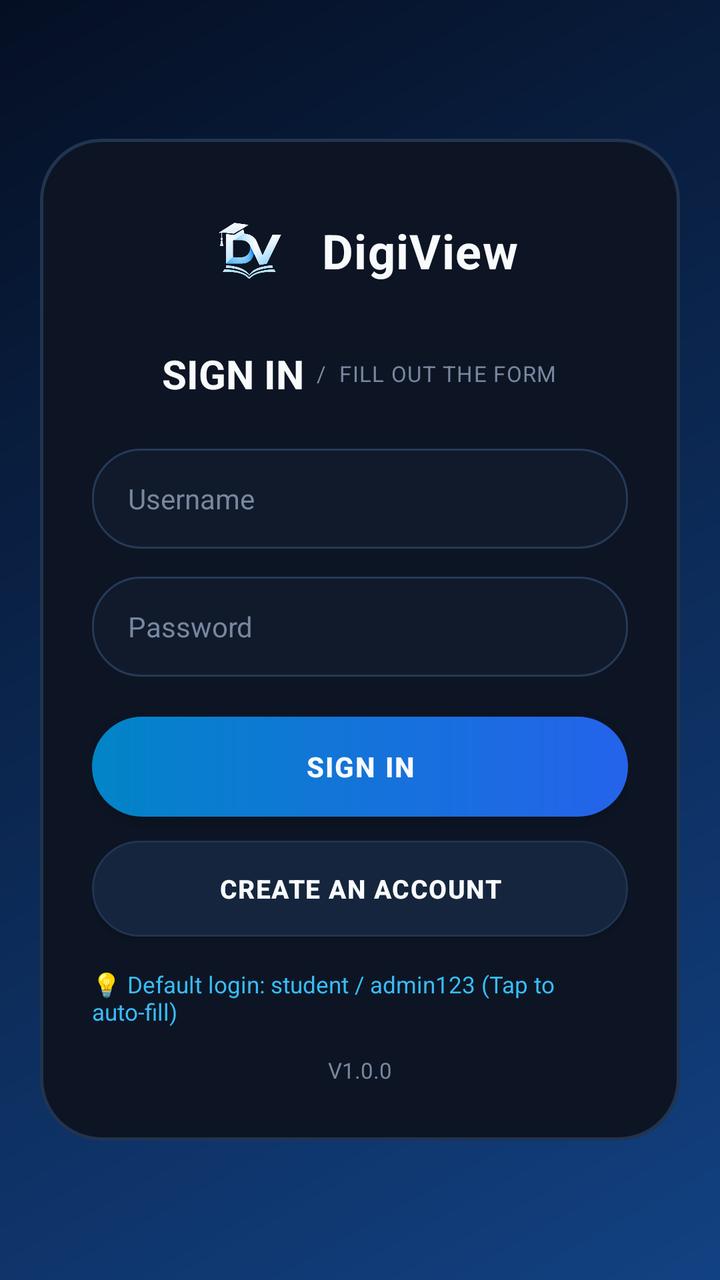
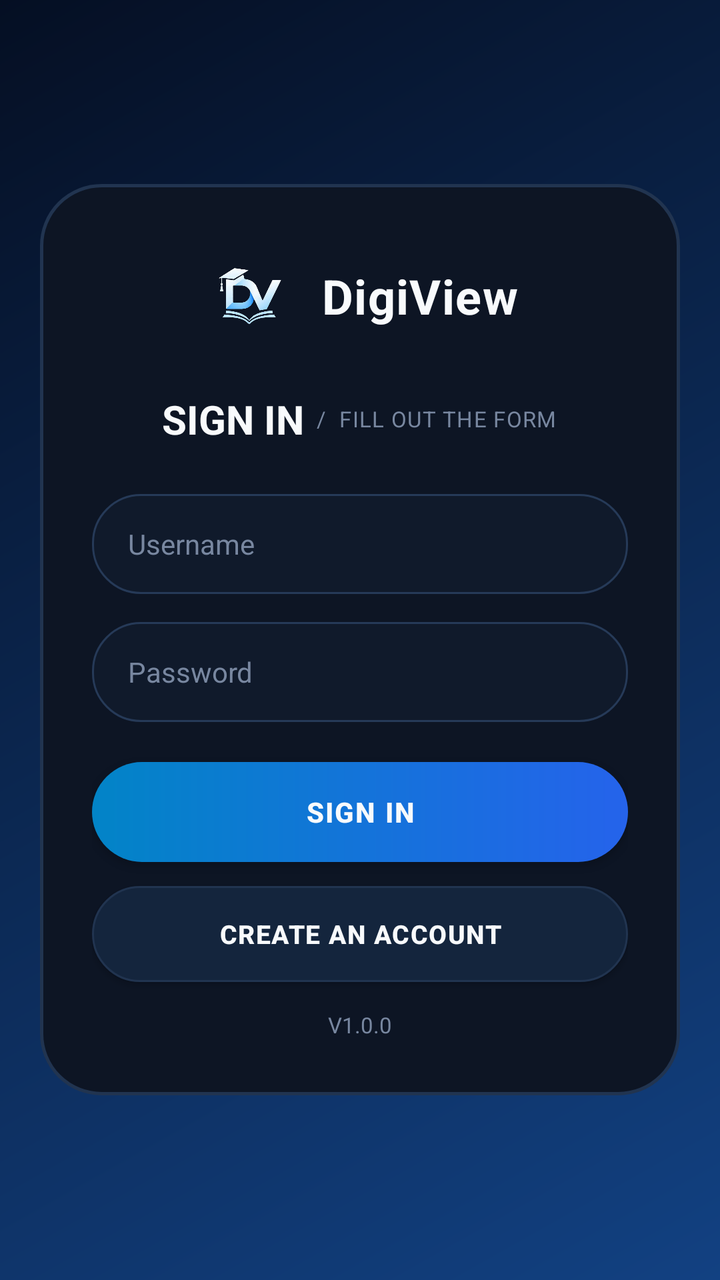

Before-and-after screenshots of an Android layout around one commit, followed by the original layout XML and the change that was made.
<!-- AndroidManifest.xml: application theme Theme.DigiView -->
<!-- res/layout/layout_auth.xml -->
<?xml version="1.0" encoding="utf-8"?>
<ScrollView
    xmlns:android="http://schemas.android.com/apk/res/android"
    xmlns:app="http://schemas.android.com/apk/res-auto"
    android:layout_width="match_parent"
    android:layout_height="match_parent"
    android:background="@drawable/bg_gradient"
    android:fillViewport="true">

    <LinearLayout
        android:layout_width="match_parent"
        android:layout_height="wrap_content"
        android:orientation="vertical"
        android:gravity="center"
        android:paddingStart="20dp"
        android:paddingEnd="20dp"
        android:paddingTop="36dp"
        android:paddingBottom="36dp">

        
        <LinearLayout
            android:id="@+id/authLoginCard"
            android:layout_width="match_parent"
            android:layout_height="wrap_content"
            android:maxWidth="440dp"
            android:background="@drawable/bg_auth_card"
            android:orientation="vertical"
            android:paddingStart="26dp"
            android:paddingEnd="26dp"
            android:paddingTop="32dp"
            android:paddingBottom="28dp"
            android:visibility="visible">

            
            <LinearLayout
                android:layout_width="wrap_content"
                android:layout_height="wrap_content"
                android:orientation="horizontal"
                android:gravity="center_vertical"
                android:layout_gravity="center_horizontal"
                android:layout_marginBottom="24dp">

                <ImageView
                    android:layout_width="48dp"
                    android:layout_height="48dp"
                    android:src="@drawable/ic_launcher_dv"
                    android:contentDescription="DigiView Logo"
                    android:scaleType="fitCenter"
                    android:layout_marginEnd="12dp" />

                <TextView
                    android:layout_width="wrap_content"
                    android:layout_height="wrap_content"
                    android:text="DigiView"
                    android:textColor="@color/text_white"
                    android:textSize="24sp"
                    android:textStyle="bold"
                    android:letterSpacing="0.02" />
            </LinearLayout>

            
            <LinearLayout
                android:layout_width="wrap_content"
                android:layout_height="wrap_content"
                android:orientation="horizontal"
                android:gravity="center_vertical"
                android:layout_gravity="center_horizontal"
                android:layout_marginBottom="24dp">

                <TextView
                    android:layout_width="wrap_content"
                    android:layout_height="wrap_content"
                    android:text="SIGN IN"
                    android:textColor="@color/text_white"
                    android:textSize="20sp"
                    android:textStyle="bold" />

                <TextView
                    android:layout_width="wrap_content"
                    android:layout_height="wrap_content"
                    android:text="  /  FILL OUT THE FORM"
                    android:textColor="@color/auth_hint"
                    android:textSize="11sp"
                    android:letterSpacing="0.04" />
            </LinearLayout>

            
            <EditText
                android:id="@+id/etLoginUsername"
                android:layout_width="match_parent"
                android:layout_height="50dp"
                android:background="@drawable/bg_auth_input"
                android:hint="Username"
                android:textColorHint="@color/auth_hint"
                android:textColor="@color/text_white"
                android:textSize="14sp"
                android:paddingStart="18dp"
                android:paddingEnd="18dp"
                android:singleLine="true"
                android:inputType="textNoSuggestions" />

            
            <EditText
                android:id="@+id/etLoginPassword"
                android:layout_width="match_parent"
                android:layout_height="50dp"
                android:background="@drawable/bg_auth_input"
                android:hint="Password"
                android:textColorHint="@color/auth_hint"
                android:textColor="@color/text_white"
                android:textSize="14sp"
                android:paddingStart="18dp"
                android:paddingEnd="18dp"
                android:singleLine="true"
                android:layout_marginTop="14dp"
                android:inputType="textPassword" />

            
            <LinearLayout
                android:id="@+id/btnLoginServerPill"
                android:layout_width="match_parent"
                android:layout_height="36dp"
                android:visibility="gone"
                android:background="@drawable/bg_pill"
                android:gravity="center"
                android:orientation="horizontal"
                android:layout_marginTop="14dp"
                android:clickable="true"
                android:focusable="true">

                <TextView
                    android:id="@+id/tvLoginServerText"
                    android:layout_width="wrap_content"
                    android:layout_height="wrap_content"
                    android:text="☁️ Render Cloud (Connected)"
                    android:textColor="@color/cyan"
                    android:textSize="11.5sp" />
            </LinearLayout>

            
            <com.google.android.material.button.MaterialButton
                android:id="@+id/btnDoLogin"
                android:layout_width="match_parent"
                android:layout_height="50dp"
                android:background="@drawable/bg_auth_btn_primary"
                app:backgroundTint="@null"
                android:text="SIGN IN"
                android:textColor="@color/text_white"
                android:textSize="14sp"
                android:textStyle="bold"
                android:letterSpacing="0.05"
                app:cornerRadius="25dp"
                android:layout_marginTop="20dp" />

            
            <com.google.android.material.button.MaterialButton
                android:id="@+id/btnGoToRegister"
                android:layout_width="match_parent"
                android:layout_height="48dp"
                android:background="@drawable/bg_auth_btn_secondary"
                app:backgroundTint="@null"
                android:text="CREATE AN ACCOUNT"
                android:textColor="@color/text_white"
                android:textSize="13sp"
                android:textStyle="bold"
                android:letterSpacing="0.04"
                app:cornerRadius="24dp"
                android:layout_marginTop="12dp" />

            
            <TextView
                android:id="@+id/tvQuickDemoLogin"
                android:layout_width="wrap_content"
                android:layout_height="wrap_content"
                android:text="💡 Default login: student / admin123 (Tap to auto-fill)"
                android:textColor="@color/cyan"
                android:textSize="11.5sp"
                android:layout_gravity="center_horizontal"
                android:layout_marginTop="16dp"
                android:clickable="true"
                android:focusable="true" />

            
            <TextView
                android:layout_width="wrap_content"
                android:layout_height="wrap_content"
                android:text="V1.0.0"
                android:textColor="@color/auth_hint"
                android:textSize="11sp"
                android:layout_gravity="center_horizontal"
                android:layout_marginTop="14dp" />
        </LinearLayout>

        
        <LinearLayout
            android:id="@+id/authRegisterCard"
            android:layout_width="match_parent"
            android:layout_height="wrap_content"
            android:maxWidth="440dp"
            android:background="@drawable/bg_auth_card"
            android:orientation="vertical"
            android:paddingStart="26dp"
            android:paddingEnd="26dp"
            android:paddingTop="30dp"
            android:paddingBottom="26dp"
            android:visibility="gone">

            
            <LinearLayout
                android:layout_width="wrap_content"
                android:layout_height="wrap_content"
                android:orientation="horizontal"
                android:gravity="center_vertical"
                android:layout_gravity="center_horizontal"
                android:layout_marginBottom="20dp">

                <ImageView
                    android:layout_width="44dp"
                    android:layout_height="44dp"
                    android:src="@drawable/ic_launcher_dv"
                    android:contentDescription="DigiView Logo"
                    android:scaleType="fitCenter"
                    android:layout_marginEnd="12dp" />

                <TextView
                    android:layout_width="wrap_content"
                    android:layout_height="wrap_content"
                    android:text="DigiView"
                    android:textColor="@color/text_white"
                    android:textSize="22sp"
                    android:textStyle="bold" />
            </LinearLayout>

            
            <LinearLayout
                android:layout_width="wrap_content"
                android:layout_height="wrap_content"
                android:orientation="horizontal"
                android:gravity="center_vertical"
                android:layout_gravity="center_horizontal"
                android:layout_marginBottom="20dp">

                <TextView
                    android:layout_width="wrap_content"
                    android:layout_height="wrap_content"
                    android:text="SIGN UP"
                    android:textColor="@color/text_white"
                    android:textSize="19sp"
                    android:textStyle="bold" />

                <TextView
                    android:layout_width="wrap_content"
                    android:layout_height="wrap_content"
                    android:text="  /  STUDENT PROFILE DETAILS"
                    android:textColor="@color/auth_hint"
                    android:textSize="10.5sp"
                    android:letterSpacing="0.04" />
            </LinearLayout>

            
            <EditText
                android:id="@+id/etRegFullName"
                android:layout_width="match_parent"
                android:layout_height="48dp"
                android:background="@drawable/bg_auth_input"
                android:hint="Student Name"
                android:textColorHint="@color/auth_hint"
                android:textColor="@color/text_white"
                android:textSize="14sp"
                android:paddingStart="16dp"
                android:paddingEnd="16dp"
                android:singleLine="true"
                android:inputType="textPersonName" />

            
            <LinearLayout
                android:layout_width="match_parent"
                android:layout_height="wrap_content"
                android:orientation="horizontal"
                android:layout_marginTop="12dp">

                <EditText
                    android:id="@+id/etRegGrade"
                    android:layout_width="0dp"
                    android:layout_height="48dp"
                    android:layout_weight="1"
                    android:background="@drawable/bg_auth_input"
                    android:hint="Grade (e.g. 11)"
                    android:textColorHint="@color/auth_hint"
                    android:textColor="@color/text_white"
                    android:textSize="13sp"
                    android:paddingStart="14dp"
                    android:paddingEnd="14dp"
                    android:singleLine="true"
                    android:layout_marginEnd="6dp" />

                <EditText
                    android:id="@+id/etRegSection"
                    android:layout_width="0dp"
                    android:layout_height="48dp"
                    android:layout_weight="1"
                    android:background="@drawable/bg_auth_input"
                    android:hint="Section"
                    android:textColorHint="@color/auth_hint"
                    android:textColor="@color/text_white"
                    android:textSize="13sp"
                    android:paddingStart="14dp"
                    android:paddingEnd="14dp"
                    android:singleLine="true"
                    android:layout_marginStart="6dp" />
            </LinearLayout>

            
            <Spinner
                android:id="@+id/spRegGender"
                android:layout_width="match_parent"
                android:layout_height="48dp"
                android:background="@drawable/bg_auth_input"
                android:layout_marginTop="12dp"
                android:paddingStart="12dp"
                android:paddingEnd="12dp" />

            
            <EditText
                android:id="@+id/etRegPassword"
                android:layout_width="match_parent"
                android:layout_height="48dp"
                android:background="@drawable/bg_auth_input"
                android:hint="Password (min 4 chars)"
                android:textColorHint="@color/auth_hint"
                android:textColor="@color/text_white"
                android:textSize="14sp"
                android:paddingStart="16dp"
                android:paddingEnd="16dp"
                android:singleLine="true"
                android:layout_marginTop="12dp"
                android:inputType="textPassword" />

            
            <EditText
                android:id="@+id/etRegConfirmPassword"
                android:layout_width="match_parent"
                android:layout_height="48dp"
                android:background="@drawable/bg_auth_input"
                android:hint="Confirm Password"
                android:textColorHint="@color/auth_hint"
                android:textColor="@color/text_white"
                android:textSize="14sp"
                android:paddingStart="16dp"
                android:paddingEnd="16dp"
                android:singleLine="true"
                android:layout_marginTop="12dp"
                android:inputType="textPassword" />

            
            <com.google.android.material.button.MaterialButton
                android:id="@+id/btnDoRegister"
                android:layout_width="match_parent"
                android:layout_height="50dp"
                android:background="@drawable/bg_auth_btn_primary"
                app:backgroundTint="@null"
                android:text="CREATE ACCOUNT"
                android:textColor="@color/text_white"
                android:textSize="14sp"
                android:textStyle="bold"
                android:letterSpacing="0.05"
                app:cornerRadius="25dp"
                android:layout_marginTop="18dp" />

            
            <TextView
                android:id="@+id/btnGoToLogin"
                android:layout_width="wrap_content"
                android:layout_height="wrap_content"
                android:text="ALREADY REGISTERED? LOGIN"
                android:textColor="@color/cyan"
                android:textSize="12sp"
                android:textStyle="bold"
                android:letterSpacing="0.04"
                android:layout_gravity="center_horizontal"
                android:layout_marginTop="16dp"
                android:clickable="true"
                android:focusable="true" />

            
            <TextView
                android:layout_width="wrap_content"
                android:layout_height="wrap_content"
                android:text="V1.0.0"
                android:textColor="@color/auth_hint"
                android:textSize="11sp"
                android:layout_gravity="center_horizontal"
                android:layout_marginTop="14dp" />
        </LinearLayout>

    </LinearLayout>
</ScrollView>
<!-- resources referenced by this layout -->
<resources>
  <color name="auth_hint">#7887A0</color>
  <color name="cyan">#38BDF8</color>
  <color name="text_white">#F8FAFC</color>
  <!-- drawable bg_auth_btn_primary (drawable) -->
  <?xml version="1.0" encoding="utf-8"?>
  <shape xmlns:android="http://schemas.android.com/apk/res/android"
      android:shape="rectangle">
      <gradient
          android:type="linear"
          android:angle="0"
          android:startColor="#0284C7"
          android:endColor="#2563EB" />
      <corners android:radius="25dp" />
  </shape>
  <!-- drawable bg_auth_btn_secondary (drawable) -->
  <?xml version="1.0" encoding="utf-8"?>
  <shape xmlns:android="http://schemas.android.com/apk/res/android"
      android:shape="rectangle">
      <solid android:color="#14253D" />
      <stroke
          android:width="1dp"
          android:color="@color/auth_card_border" />
      <corners android:radius="25dp" />
  </shape>
  <!-- drawable bg_auth_card (drawable) -->
  <?xml version="1.0" encoding="utf-8"?>
  <shape xmlns:android="http://schemas.android.com/apk/res/android"
      android:shape="rectangle">
      <solid android:color="@color/auth_card_bg" />
      <stroke
          android:width="1.5dp"
          android:color="@color/auth_card_border" />
      <corners android:radius="30dp" />
  </shape>
  <!-- drawable bg_auth_input (drawable) -->
  <?xml version="1.0" encoding="utf-8"?>
  <shape xmlns:android="http://schemas.android.com/apk/res/android"
      android:shape="rectangle">
      <solid android:color="@color/auth_input_bg" />
      <stroke
          android:width="1dp"
          android:color="@color/auth_input_border" />
      <corners android:radius="24dp" />
  </shape>
  <!-- drawable bg_gradient (drawable) -->
  <?xml version="1.0" encoding="utf-8"?>
  <shape xmlns:android="http://schemas.android.com/apk/res/android"
      android:shape="rectangle">
      <gradient
          android:type="linear"
          android:angle="315"
          android:startColor="@color/d_bg_start"
          android:endColor="@color/d_bg_end" />
  </shape>
  <!-- drawable bg_pill (drawable) -->
  <?xml version="1.0" encoding="utf-8"?>
  <shape xmlns:android="http://schemas.android.com/apk/res/android"
      android:shape="rectangle">
      <corners android:radius="20dp" />
      <solid android:color="#0F213A" />
      <stroke
          android:width="1dp"
          android:color="@color/d_line" />
  </shape>
  <!-- drawable ic_launcher_dv: png bitmap (drawable, 57606 bytes) -->
  <style name="Theme.DigiView" parent="Theme.MaterialComponents.DayNight.NoActionBar">
          
          <item name="colorPrimary">@color/blue</item>
          <item name="colorPrimaryVariant">@color/blue_hover</item>
          <item name="colorOnPrimary">@color/text_white</item>
  
          
          <item name="colorSecondary">@color/cyan</item>
          <item name="colorSecondaryVariant">@color/cyan_glow</item>
          <item name="colorOnSecondary">@color/d_sidebar</item>
  
          
          <item name="android:statusBarColor">@color/d_top</item>
          <item name="android:navigationBarColor">@color/d_sidebar</item>
          <item name="android:windowBackground">@drawable/bg_gradient</item>
      </style>
  <color name="auth_card_border">#213450</color>
  <color name="auth_card_bg">#0D1524</color>
  <color name="auth_input_bg">#101A2B</color>
  <color name="auth_input_border">#263A58</color>
  <color name="d_bg_start">#050F23</color>
  <color name="d_bg_end">#124182</color>
  <color name="d_line">#1E304C</color>
  <color name="blue">#2563EB</color>
  <color name="blue_hover">#1D4ED8</color>
  <color name="cyan_glow">#22D3EE</color>
  <color name="d_sidebar">#060F1E</color>
  <color name="d_top">#071120</color>
</resources>

<!-- the commit's change to res/layout/layout_auth.xml (unified diff, before → after) -->
@@ -167,18 +167,6 @@
                 app:cornerRadius="24dp"
                 android:layout_marginTop="12dp" />
 
-            
-            <TextView
-                android:id="@+id/tvQuickDemoLogin"
-                android:layout_width="wrap_content"
-                android:layout_height="wrap_content"
-                android:text="💡 Default login: student / admin123 (Tap to auto-fill)"
-                android:textColor="@color/cyan"
-                android:textSize="11.5sp"
-                android:layout_gravity="center_horizontal"
-                android:layout_marginTop="16dp"
-                android:clickable="true"
-                android:focusable="true" />
 
             
             <TextView
